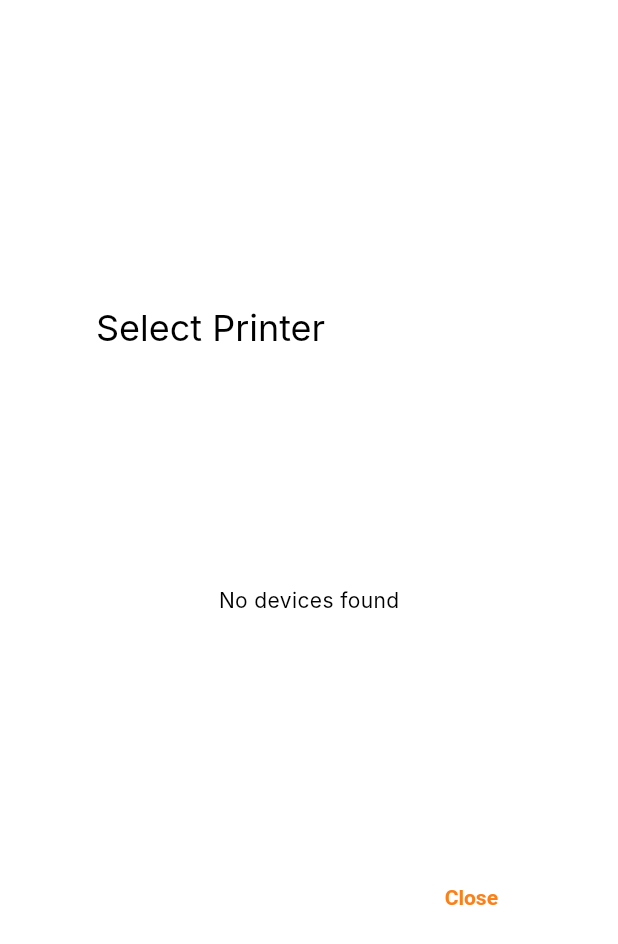
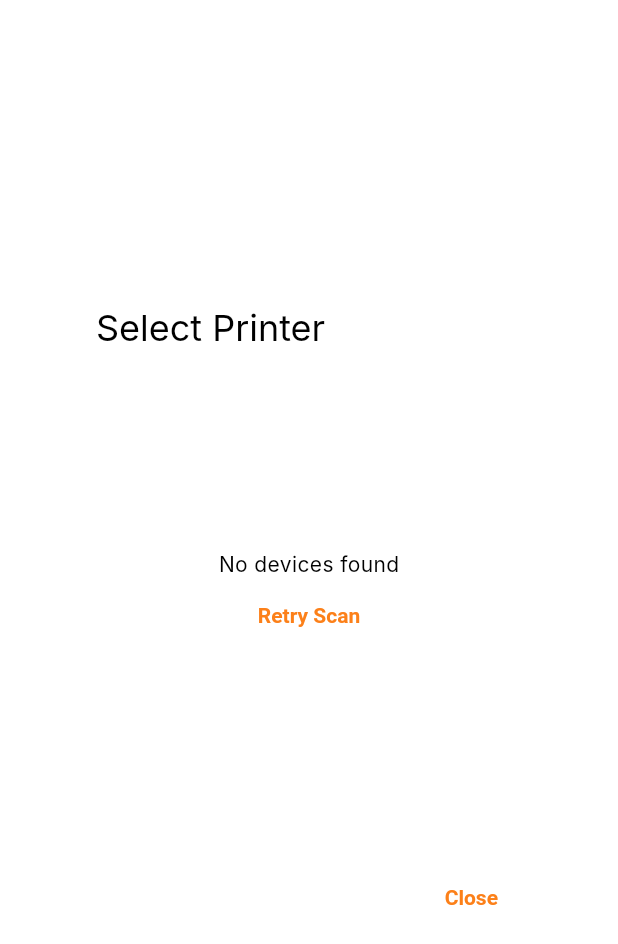
Before and after one commit to leocode09/alex, a Flutter app: the PrinterDialog widget shown alone on an empty page, opened directly, on a phone screen of 412 x 824 dp. Shown: the top 944 px of the screen. Run offline on Flutter 3.47's test engine with Material 3 defaults, Android fonts, the phone set to English and light mode, and no system bars; our stand-ins replace fl_chart, flutter_blue_plus, flutter_riverpod, go_router, permission_handler, shared_preferences; missing offline and left inert: esc_pos_utils; accounts and stored records are empty; Roboto replaces fonts that are missing (Inter).

Commit message:
feat: Refactor receipts page and printer service for improved Bluetooth connectivity and permissions handling

```diff
--- a/lib/services/printer_service.dart
+++ b/lib/services/printer_service.dart
@@ -1,7 +1,9 @@
 import 'dart:async';
+import 'dart:io';
 import 'package:flutter_blue_plus/flutter_blue_plus.dart';
 import 'package:esc_pos_utils/esc_pos_utils.dart';
 import 'package:flutter/services.dart';
+import 'package:permission_handler/permission_handler.dart';
 import '../models/sale.dart';
 import 'package:intl/intl.dart';
 
@@ -13,9 +15,39 @@ class PrinterService {
 
   Stream<List<ScanResult>> get scanResults => FlutterBluePlus.scanResults;
   Stream<bool> get isScanning => FlutterBluePlus.isScanning;
+  Stream<BluetoothAdapterState> get adapterState => FlutterBluePlus.adapterState;
+
+  Future<bool> checkPermissions() async {
+    if (Platform.isAndroid) {
+      final scanStatus = await Permission.bluetoothScan.request();
+      final connectStatus = await Permission.bluetoothConnect.request();
+      final locationStatus = await Permission.location.request();
+
+      return scanStatus.isGranted && connectStatus.isGranted && locationStatus.isGranted;
+    }
+    return true;
+  }
 
   Future<void> startScan() async {
-    await FlutterBluePlus.startScan(timeout: const Duration(seconds: 5));
+    if (await checkPermissions()) {
+      // Check if bluetooth is on
+      if (FlutterBluePlus.adapterStateNow != BluetoothAdapterState.on) {
+        try {
+          if (Platform.isAndroid) {
+            await FlutterBluePlus.turnOn();
+          }
+        } catch (e) {
+          print('Could not turn on Bluetooth: $e');
+        }
+      }
+
+      await FlutterBluePlus.startScan(
+        timeout: const Duration(seconds: 10),
+        androidUsesFineLocation: true,
+      );
+    } else {
+      throw Exception('Bluetooth permissions not granted');
+    }
   }
 
   Future<void> stopScan() async {
@@ -23,9 +55,29 @@ class PrinterService {
   }
 
   Future<void> connect(BluetoothDevice device) async {
-    await device.connect();
-    _connectedDevice = device;
-    await _findWriteCharacteristic(device);
+    try {
+      await stopScan();
+      await device.connect(autoConnect: false);
+      _connectedDevice = device;
+
+      // Request MTU for faster transmission
+      if (Platform.isAndroid) {
+        await device.requestMtu(512);
+      }
+
+      await _findWriteCharacteristic(device);
+
+      // Listen for disconnection
+      device.connectionState.listen((state) {
+        if (state == BluetoothConnectionState.disconnected) {
+          _connectedDevice = null;
+          _writeCharacteristic = null;
+        }
+      });
+    } catch (e) {
+      print('Connection error: $e');
+      rethrow;
+    }
   }
 
   Future<void> disconnect() async {
@@ -46,11 +98,16 @@ class PrinterService {
         }
       }
     }
+    throw Exception('No write characteristic found');
   }
 
   Future<void> printReceipt(Sale sale) async {
-    if (_connectedDevice == null || _writeCharacteristic == null) {
+    if (_connectedDevice == null) {
       throw Exception('Printer not connected');
+    }
+
+    if (_writeCharacteristic == null) {
+      await _findWriteCharacteristic(_connectedDevice!);
     }
 
     final profile = await CapabilityProfile.load();
@@ -115,10 +172,19 @@ class PrinterService {
 
     // Send bytes to printer
     // Split into chunks to avoid buffer overflow
+    // Use a safe chunk size (e.g., 20 bytes is standard BLE, but we requested MTU 512)
+    // We'll stick to a conservative 100 bytes or use the negotiated MTU if we could track it.
     const int chunkSize = 100;
     for (var i = 0; i < bytes.length; i += chunkSize) {
       var end = (i + chunkSize < bytes.length) ? i + chunkSize : bytes.length;
-      await _writeCharacteristic!.write(bytes.sublist(i, end));
+      try {
+        await _writeCharacteristic!.write(bytes.sublist(i, end));
+        // Small delay to prevent buffer overflow on the printer side
+        await Future.delayed(const Duration(milliseconds: 10));
+      } catch (e) {
+        print('Error writing chunk: $e');
+        throw Exception('Failed to print chunk');
+      }
     }
   }
 }
--- a/lib/ui/pages/sales/receipts_page.dart
+++ b/lib/ui/pages/sales/receipts_page.dart
@@ -6,29 +6,35 @@ import '../../../models/sale.dart';
 import '../../../providers/sale_provider.dart';
 import '../../../providers/printer_provider.dart';
 
-class ReceiptsPage extends ConsumerStatefulWidget {
-  const ReceiptsPage({super.key});
+class ReceiptsTab extends ConsumerStatefulWidget {
+  const ReceiptsTab({super.key});
 
   @override
-  ConsumerState<ReceiptsPage> createState() => _ReceiptsPageState();
+  ConsumerState<ReceiptsTab> createState() => _ReceiptsTabState();
 }
 
-class _ReceiptsPageState extends ConsumerState<ReceiptsPage> {
+class _ReceiptsTabState extends ConsumerState<ReceiptsTab> {
   @override
   Widget build(BuildContext context) {
     final salesAsync = ref.watch(salesProvider);
 
-    return Scaffold(
-      appBar: AppBar(
-        title: const Text('Receipts'),
-        actions: [
-          IconButton(
+    return Column(
+      children: [
+        Padding(
+          padding: const EdgeInsets.all(8.0),
+          child: Row(
+            mainAxisAlignment: MainAxisAlignment.end,
+            children: [
+              TextButton.icon(
+                onPressed: () => _showPrinterDialog(context),
                 icon: const Icon(Icons.print),
-            onPressed: () => _showPrinterDialog(context),
+                label: const Text('Connect Printer'),
               ),
             ],
           ),
-      body: salesAsync.when(
+        ),
+        Expanded(
+          child: salesAsync.when(
             data: (sales) {
               if (sales.isEmpty) {
                 return const Center(child: Text('No receipts found'));
@@ -94,6 +100,8 @@ class _ReceiptsPageState extends ConsumerState<ReceiptsPage> {
             loading: () => const Center(child: CircularProgressIndicator()),
             error: (err, stack) => Center(child: Text('Error: $err')),
           ),
+        ),
+      ],
     );
   }
 
@@ -178,14 +186,29 @@ class PrinterDialog extends ConsumerStatefulWidget {
 }
 
 class _PrinterDialogState extends ConsumerState<PrinterDialog> {
+  bool _isConnecting = false;
+  String? _error;
+
   @override
   void initState() {
     super.initState();
-    ref.read(printerServiceProvider).startScan();
+    _startScan();
+  }
+
+  Future<void> _startScan() async {
+    try {
+      setState(() => _error = null);
+      await ref.read(printerServiceProvider).startScan();
+    } catch (e) {
+      if (mounted) {
+        setState(() => _error = e.toString());
+      }
+    }
   }
 
   @override
   void dispose() {
+    // Use read to avoid watching in dispose
     ref.read(printerServiceProvider).stopScan();
     super.dispose();
   }
@@ -199,25 +222,76 @@ class _PrinterDialogState extends ConsumerState<PrinterDialog> {
       content: SizedBox(
         width: double.maxFinite,
         height: 300,
-        child: StreamBuilder<List<ScanResult>>(
+        child: Column(
+          children: [
+            if (_error != null)
+              Padding(
+                padding: const EdgeInsets.all(8.0),
+                child: Text(_error!, style: const TextStyle(color: Colors.red)),
+              ),
+            if (_isConnecting)
+              const Expanded(child: Center(child: CircularProgressIndicator()))
+            else
+              Expanded(
+                child: StreamBuilder<BluetoothAdapterState>(
+                  stream: printerService.adapterState,
+                  initialData: BluetoothAdapterState.unknown,
+                  builder: (context, stateSnapshot) {
+                    if (stateSnapshot.data != BluetoothAdapterState.on) {
+                      return Center(
+                        child: Column(
+                          mainAxisAlignment: MainAxisAlignment.center,
+                          children: [
+                            const Icon(Icons.bluetooth_disabled, size: 48, color: Colors.grey),
+                            const SizedBox(height: 16),
+                            Text('Bluetooth is ${stateSnapshot.data?.name ?? "unknown"}'),
+                            if (stateSnapshot.data == BluetoothAdapterState.off)
+                              TextButton(
+                                onPressed: _startScan,
+                                child: const Text('Turn On & Scan'),
+                              ),
+                          ],
+                        ),
+                      );
+                    }
+
+                    return StreamBuilder<List<ScanResult>>(
                       stream: printerService.scanResults,
                       builder: (context, snapshot) {
                         if (!snapshot.hasData) {
                           return const Center(child: CircularProgressIndicator());
                         }
-            final results = snapshot.data!;
+
+                        final results = snapshot.data!
+                            .where((r) => r.device.platformName.isNotEmpty)
+                            .toList();
+
                         if (results.isEmpty) {
-              return const Center(child: Text('No devices found'));
+                          return Center(
+                            child: Column(
+                              mainAxisAlignment: MainAxisAlignment.center,
+                              children: [
+                                const Text('No devices found'),
+                                TextButton(
+                                  onPressed: _startScan,
+                                  child: const Text('Retry Scan'),
+                                ),
+                              ],
+                            ),
+                          );
                         }
+
                         return ListView.builder(
                           itemCount: results.length,
                           itemBuilder: (context, index) {
                             final result = results[index];
                             final device = result.device;
                             return ListTile(
-                  title: Text(device.platformName.isNotEmpty ? device.platformName : 'Unknown Device'),
+                              leading: const Icon(Icons.print),
+                              title: Text(device.platformName),
                               subtitle: Text(device.remoteId.toString()),
                               onTap: () async {
+                                setState(() => _isConnecting = true);
                                 try {
                                   await printerService.connect(device);
                                   if (mounted) Navigator.pop(context);
@@ -228,9 +302,10 @@ class _PrinterDialogState extends ConsumerState<PrinterDialog> {
                                   }
                                 } catch (e) {
                                   if (mounted) {
-                        ScaffoldMessenger.of(context).showSnackBar(
-                          SnackBar(content: Text('Connection failed: $e')),
-                        );
+                                    setState(() {
+                                      _isConnecting = false;
+                                      _error = 'Connection failed: $e';
+                                    });
                                   }
                                 }
                               },
@@ -238,6 +313,11 @@ class _PrinterDialogState extends ConsumerState<PrinterDialog> {
                           },
                         );
                       },
+                    );
+                  },
+                ),
+              ),
+          ],
         ),
       ),
       actions: [
--- a/lib/ui/pages/sales/sales_page.dart
+++ b/lib/ui/pages/sales/sales_page.dart
@@ -31,7 +31,7 @@ class _SalesPageState extends ConsumerState<SalesPage> with SingleTickerProvider
   @override
   void initState() {
     super.initState();
-    _tabController = TabController(length: 2, vsync: this);
+    _tabController = TabController(length: 3, vsync: this);
     _initPrefs();
   }
 
```
Also changed, not shown: lib/repositories/sale_repository.dart (+0 -11 lines). Lines whose indentation alone changed are shown as unchanged.
